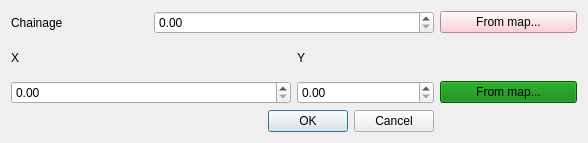
Drew973/PTS_image_loader, file correction_dialog.ui: the form before one commit.
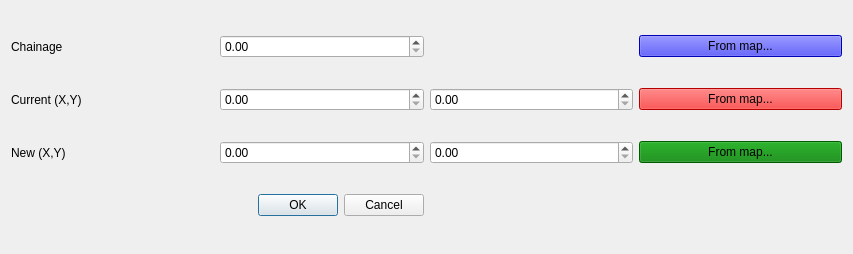
The form after the commit.

The edit to the form file:
```diff
--- a/correction_dialog.ui
+++ b/correction_dialog.ui
@@ -6,35 +6,22 @@
    <rect>
     <x>0</x>
     <y>0</y>
-    <width>588</width>
-    <height>143</height>
+    <width>853</width>
+    <height>254</height>
    </rect>
   </property>
   <property name="windowTitle">
    <string>Dialog</string>
   </property>
   <layout class="QGridLayout" name="gridLayout">
-   <item row="2" column="0" colspan="2">
-    <widget class="QDoubleSpinBox" name="x">
-     <property name="maximum">
-      <double>9999999999999999635896294965248.000000000000000</double>
+   <item row="0" column="0">
+    <widget class="QLabel" name="label">
+     <property name="text">
+      <string>Chainage</string>
      </property>
-     <property name="singleStep">
-      <double>0.010000000000000</double>
-     </property>
     </widget>
    </item>
-   <item row="3" column="0" colspan="3">
-    <widget class="QDialogButtonBox" name="buttonBox">
-     <property name="orientation">
-      <enum>Qt::Horizontal</enum>
-     </property>
-     <property name="standardButtons">
-      <set>QDialogButtonBox::Cancel|QDialogButtonBox::Ok</set>
-     </property>
-    </widget>
-   </item>
-   <item row="0" column="1" colspan="2">
+   <item row="0" column="1">
     <widget class="QDoubleSpinBox" name="chainage">
      <property name="maximum">
       <double>9999999999999999635896294965248.000000000000000</double>
@@ -44,7 +31,7 @@
      </property>
     </widget>
    </item>
-   <item row="0" column="4">
+   <item row="0" column="3">
     <widget class="QPushButton" name="chainageButton">
      <property name="toolTip">
       <string>&lt;html&gt;&lt;head/&gt;&lt;body&gt;&lt;p&gt;Set chainage by clicking map&lt;/p&gt;&lt;/body&gt;&lt;/html&gt;</string>
@@ -53,7 +40,7 @@
       <bool>false</bool>
      </property>
      <property name="styleSheet">
-      <string notr="true">background-color:pink;</string>
+      <string notr="true">background-color:blue;</string>
      </property>
      <property name="text">
       <string>From map...</string>
@@ -63,31 +50,79 @@
      </property>
     </widget>
    </item>
-   <item row="1" column="2">
-    <widget class="QLabel" name="label_3">
-     <property name="text">
-      <string>Y</string>
-     </property>
-    </widget>
-   </item>
-   <item row="0" column="0">
-    <widget class="QLabel" name="label">
-     <property name="text">
-      <string>Chainage</string>
-     </property>
-    </widget>
-   </item>
    <item row="1" column="0">
-    <widget class="QLabel" name="label_2">
+    <widget class="QLabel" name="label_4">
      <property name="text">
-      <string>X</string>
+      <string>Current (X,Y)</string>
+     </property>
+    </widget>
+   </item>
+   <item row="1" column="1">
+    <widget class="QDoubleSpinBox" name="currentX">
+     <property name="toolTip">
+      <string>&lt;html&gt;&lt;head/&gt;&lt;body&gt;&lt;p&gt;X offset from point at chainage.&lt;/p&gt;&lt;/body&gt;&lt;/html&gt;</string>
+     </property>
+     <property name="maximum">
+      <double>9999999999999999635896294965248.000000000000000</double>
+     </property>
+     <property name="singleStep">
+      <double>0.010000000000000</double>
+     </property>
+    </widget>
+   </item>
+   <item row="1" column="2">
+    <widget class="QDoubleSpinBox" name="currentY">
+     <property name="toolTip">
+      <string>&lt;html&gt;&lt;head/&gt;&lt;body&gt;&lt;p&gt;Y offset from point at chainage.&lt;/p&gt;&lt;/body&gt;&lt;/html&gt;</string>
+     </property>
+     <property name="minimum">
+      <double>0.000000000000000</double>
+     </property>
+     <property name="maximum">
+      <double>9999999999999999635896294965248.000000000000000</double>
+     </property>
+     <property name="singleStep">
+      <double>0.010000000000000</double>
+     </property>
+    </widget>
+   </item>
+   <item row="1" column="3">
+    <widget class="QPushButton" name="currentButton">
+     <property name="toolTip">
+      <string>&lt;html&gt;&lt;head/&gt;&lt;body&gt;&lt;p&gt;Set (x,y) by clicking map&lt;/p&gt;&lt;/body&gt;&lt;/html&gt;</string>
+     </property>
+     <property name="styleSheet">
+      <string notr="true">background-color:red;</string>
+     </property>
+     <property name="text">
+      <string>From map...</string>
+     </property>
+    </widget>
+   </item>
+   <item row="2" column="0">
+    <widget class="QLabel" name="label_5">
+     <property name="text">
+      <string>New (X,Y)</string>
+     </property>
+    </widget>
+   </item>
+   <item row="2" column="1">
+    <widget class="QDoubleSpinBox" name="x">
+     <property name="toolTip">
+      <string>&lt;html&gt;&lt;head/&gt;&lt;body&gt;&lt;p&gt;Original X coordinate&lt;/p&gt;&lt;/body&gt;&lt;/html&gt;</string>
+     </property>
+     <property name="maximum">
+      <double>9999999999999999635896294965248.000000000000000</double>
+     </property>
+     <property name="singleStep">
+      <double>0.010000000000000</double>
      </property>
     </widget>
    </item>
    <item row="2" column="2">
     <widget class="QDoubleSpinBox" name="y">
      <property name="toolTip">
-      <string>&lt;html&gt;&lt;head/&gt;&lt;body&gt;&lt;p&gt;Negative for left hand side.&lt;/p&gt;&lt;/body&gt;&lt;/html&gt;</string>
+      <string>&lt;html&gt;&lt;head/&gt;&lt;body&gt;&lt;p&gt;Original Y coordinate&lt;/p&gt;&lt;/body&gt;&lt;/html&gt;</string>
      </property>
      <property name="minimum">
       <double>0.000000000000000</double>
@@ -100,8 +135,8 @@
      </property>
     </widget>
    </item>
-   <item row="2" column="4">
-    <widget class="QPushButton" name="endFromMapButton">
+   <item row="2" column="3">
+    <widget class="QPushButton" name="endButton">
      <property name="toolTip">
       <string>&lt;html&gt;&lt;head/&gt;&lt;body&gt;&lt;p&gt;Set (x,y) by clicking map&lt;/p&gt;&lt;/body&gt;&lt;/html&gt;</string>
      </property>
@@ -113,6 +148,16 @@
      </property>
     </widget>
    </item>
+   <item row="3" column="0" colspan="2">
+    <widget class="QDialogButtonBox" name="buttonBox">
+     <property name="orientation">
+      <enum>Qt::Horizontal</enum>
+     </property>
+     <property name="standardButtons">
+      <set>QDialogButtonBox::Cancel|QDialogButtonBox::Ok</set>
+     </property>
+    </widget>
+   </item>
   </layout>
  </widget>
  <resources/>
```
